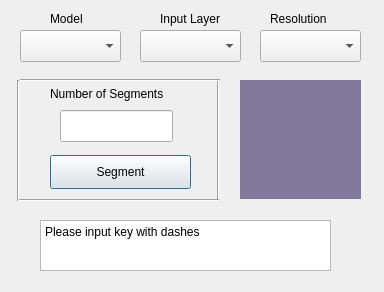
First picture: the form in segmenter_dialog_base.ui, repository sirebellum/qgis-segmentation, before the edit.
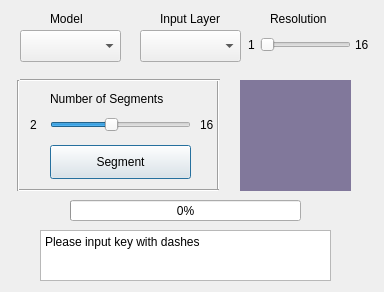
Second picture: the form after the edit.

Commit message: Refactored to use kmeans

```diff
--- a/segmenter_dialog_base.ui
+++ b/segmenter_dialog_base.ui
@@ -26,7 +26,7 @@
    <property name="geometry">
     <rect>
      <x>50</x>
-     <y>155</y>
+     <y>145</y>
      <width>141</width>
      <height>34</height>
     </rect>
@@ -38,11 +38,27 @@
     <string>Segment</string>
    </property>
   </widget>
+  <widget class="QProgressBar" name="progressBar">
+   <property name="geometry">
+    <rect>
+     <x>70</x>
+     <y>200</y>
+     <width>231</width>
+     <height>21</height>
+    </rect>
+   </property>
+   <property name="styleSheet">
+    <string notr="true"/>
+   </property>
+   <property name="value">
+    <number>0</number>
+   </property>
+  </widget>
   <widget class="QPlainTextEdit" name="inputBox">
    <property name="geometry">
     <rect>
      <x>40</x>
-     <y>220</y>
+     <y>230</y>
      <width>291</width>
      <height>51</height>
     </rect>
@@ -63,8 +79,8 @@
     <rect>
      <x>240</x>
      <y>80</y>
-     <width>121</width>
-     <height>119</height>
+     <width>111</width>
+     <height>111</height>
     </rect>
    </property>
    <property name="styleSheet">
@@ -106,11 +122,42 @@
     <string comment="Number of segments to divide input into">Model</string>
    </property>
   </widget>
+  <widget class="QSlider" name="sliderSegments">
+   <property name="geometry">
+    <rect>
+     <x>50</x>
+     <y>115</y>
+     <width>141</width>
+     <height>20</height>
+    </rect>
+   </property>
+   <property name="minimum">
+    <number>2</number>
+   </property>
+   <property name="maximum">
+    <number>16</number>
+   </property>
+   <property name="singleStep">
+    <number>1</number>
+   </property>
+   <property name="pageStep">
+    <number>4</number>
+   </property>
+   <property name="value">
+    <number>8</number>
+   </property>
+   <property name="sliderPosition">
+    <number>8</number>
+   </property>
+   <property name="orientation">
+    <enum>Qt::Horizontal</enum>
+   </property>
+  </widget>
   <widget class="QLabel" name="labelSegments">
    <property name="geometry">
     <rect>
      <x>50</x>
-     <y>85</y>
+     <y>90</y>
      <width>161</width>
      <height>18</height>
     </rect>
@@ -119,13 +166,39 @@
     <string comment="Number of segments to divide input into">Number of Segments</string>
    </property>
   </widget>
+  <widget class="QLabel" name="labelLoadModel_4">
+   <property name="geometry">
+    <rect>
+     <x>30</x>
+     <y>115</y>
+     <width>21</width>
+     <height>20</height>
+    </rect>
+   </property>
+   <property name="text">
+    <string comment="Number of segments to divide input into">2</string>
+   </property>
+  </widget>
+  <widget class="QLabel" name="labelLoadModel_5">
+   <property name="geometry">
+    <rect>
+     <x>200</x>
+     <y>115</y>
+     <width>21</width>
+     <height>20</height>
+    </rect>
+   </property>
+   <property name="text">
+    <string comment="Number of segments to divide input into">16</string>
+   </property>
+  </widget>
   <widget class="Line" name="line">
    <property name="geometry">
     <rect>
      <x>210</x>
      <y>80</y>
      <width>16</width>
-     <height>121</height>
+     <height>111</height>
     </rect>
    </property>
    <property name="orientation">
@@ -149,7 +222,7 @@
    <property name="geometry">
     <rect>
      <x>19</x>
-     <y>190</y>
+     <y>180</y>
      <width>200</width>
      <height>20</height>
     </rect>
@@ -164,7 +237,7 @@
      <x>10</x>
      <y>80</y>
      <width>16</width>
-     <height>121</height>
+     <height>111</height>
     </rect>
    </property>
    <property name="orientation">
@@ -203,6 +276,63 @@
     <string comment="Number of segments to divide input into">Input Layer</string>
    </property>
   </widget>
+  <widget class="QSlider" name="sliderResolution">
+   <property name="geometry">
+    <rect>
+     <x>260</x>
+     <y>35</y>
+     <width>91</width>
+     <height>20</height>
+    </rect>
+   </property>
+   <property name="minimum">
+    <number>1</number>
+   </property>
+   <property name="maximum">
+    <number>16</number>
+   </property>
+   <property name="singleStep">
+    <number>1</number>
+   </property>
+   <property name="pageStep">
+    <number>4</number>
+   </property>
+   <property name="value">
+    <number>1</number>
+   </property>
+   <property name="sliderPosition">
+    <number>1</number>
+   </property>
+   <property name="orientation">
+    <enum>Qt::Horizontal</enum>
+   </property>
+  </widget>
+  <widget class="QLabel" name="labelLoadModel_6">
+   <property name="geometry">
+    <rect>
+     <x>355</x>
+     <y>35</y>
+     <width>21</width>
+     <height>20</height>
+    </rect>
+   </property>
+   <property name="text">
+    <string comment="Number of segments to divide input into">16</string>
+   </property>
+  </widget>
+  <widget class="QLabel" name="labelLoadModel_7">
+   <property name="geometry">
+    <rect>
+     <x>248</x>
+     <y>35</y>
+     <width>20</width>
+     <height>20</height>
+    </rect>
+   </property>
+   <property name="text">
+    <string comment="Number of segments to divide input into">1</string>
+   </property>
+  </widget>
   <widget class="QLabel" name="labelLoadModel_3">
    <property name="geometry">
     <rect>
@@ -219,35 +349,6 @@
     <string comment="Number of segments to divide input into">Resolution</string>
    </property>
   </widget>
-  <widget class="QComboBox" name="inputRes">
-   <property name="geometry">
-    <rect>
-     <x>260</x>
-     <y>30</y>
-     <width>101</width>
-     <height>32</height>
-    </rect>
-   </property>
-   <property name="toolTip">
-    <string>Higher resolution means more detailed segment map.</string>
-   </property>
-   <property name="currentText">
-    <string/>
-   </property>
-   <property name="placeholderText">
-    <string/>
-   </property>
-  </widget>
-  <widget class="QLineEdit" name="inputSegments">
-   <property name="geometry">
-    <rect>
-     <x>60</x>
-     <y>110</y>
-     <width>113</width>
-     <height>32</height>
-    </rect>
-   </property>
-  </widget>
  </widget>
  <resources/>
  <connections/>
```
Left out of the diff: 3 changed lines with no effect on the pictures. The commit also changes 2 other files.
